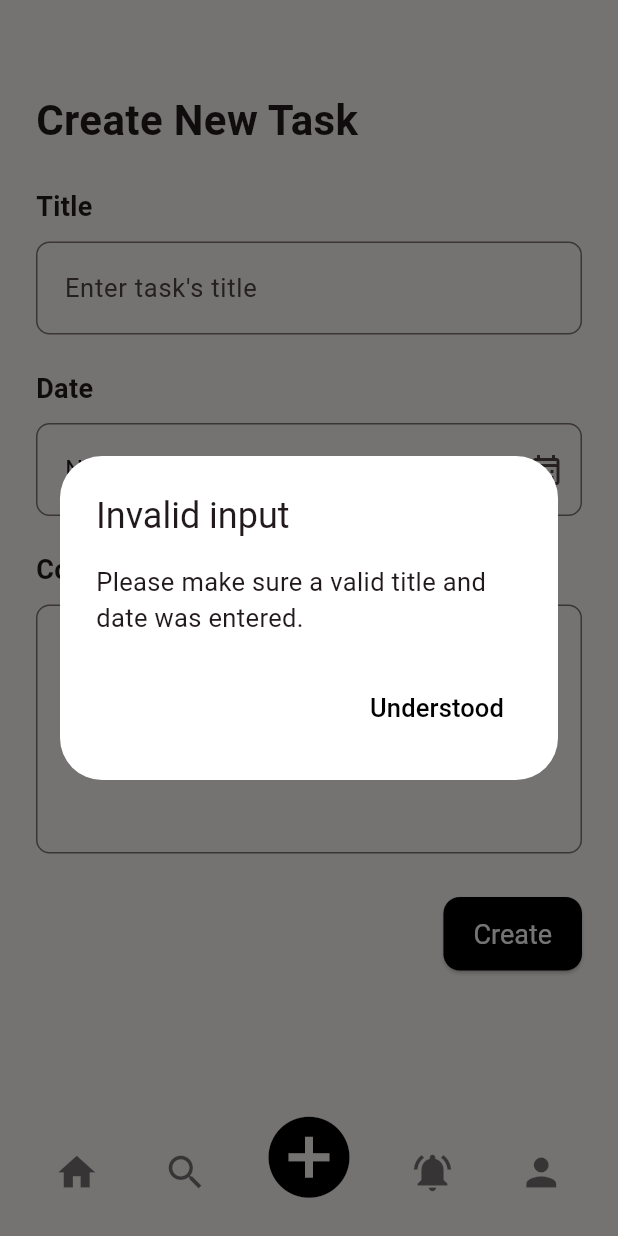
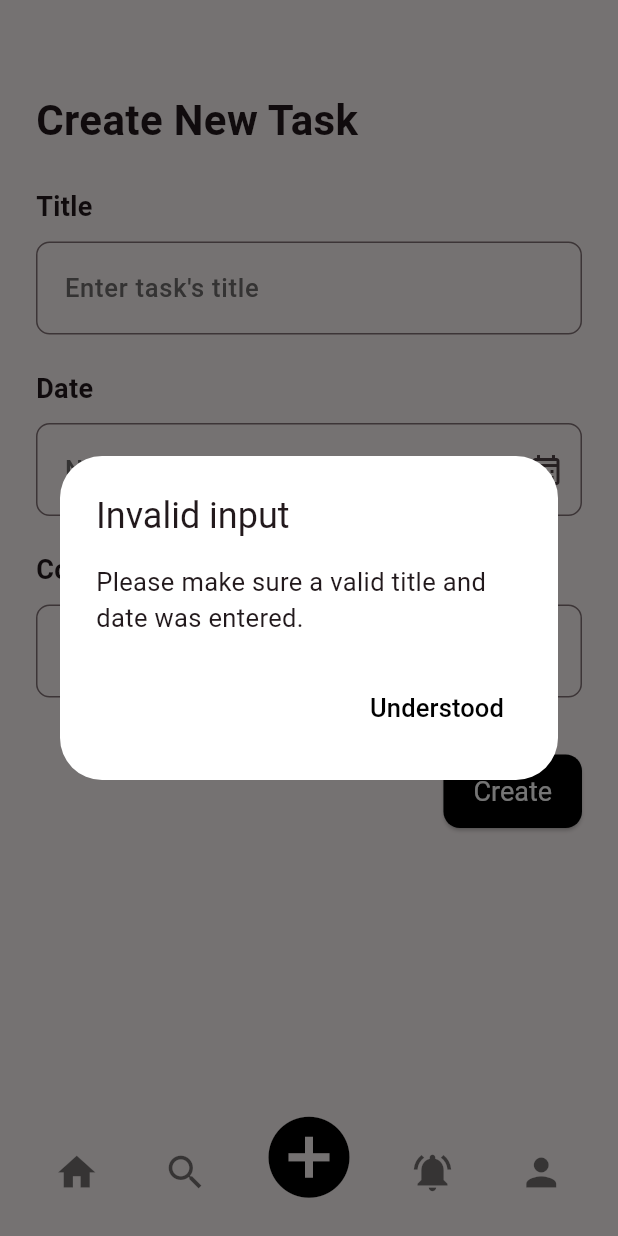
Before and after one commit to giahuy200202/Todo, a Flutter app: the screen it shows after launch, item 3 of the bottom bar chosen, after a tap on "Create", on a phone screen of 412 x 824 dp. Run offline on Flutter 3.47's test engine with Material 3 defaults, Android fonts, the phone set to English and light mode, and no system bars; our stand-ins replace flutter_riverpod.

Commit message:
handle create function

```diff
--- a/lib/screens/create_screen.dart
+++ b/lib/screens/create_screen.dart
@@ -6,6 +6,7 @@ import 'package:todo/widgets/category_widget.dart';
 import 'package:todo/screens/task_screen.dart';
 import 'package:flutter_riverpod/flutter_riverpod.dart';
 import 'package:todo/providers/tasks_provider.dart';
+import 'package:todo/models/task.dart';
 
 class CreateScreen extends ConsumerStatefulWidget {
   const CreateScreen({super.key});
@@ -119,6 +120,10 @@ class _CreateScreenState extends ConsumerState<CreateScreen> {
                       horizontal: 15,
                     ),
                     hintText: 'Enter task\'s title',
+                    hintStyle: const TextStyle(
+                      color: Color.fromARGB(255, 114, 111, 111),
+                      fontWeight: FontWeight.w500,
+                    ),
                   ),
                 ),
               ),
@@ -139,6 +144,8 @@ class _CreateScreenState extends ConsumerState<CreateScreen> {
                 child: TextField(
                   style: const TextStyle(
                     fontSize: 17,
+                    color: Color.fromARGB(255, 114, 111, 111),
+                    fontWeight: FontWeight.w500,
                   ),
                   readOnly: true,
                   controller: dateController,
@@ -174,12 +181,9 @@ class _CreateScreenState extends ConsumerState<CreateScreen> {
               ),
               const SizedBox(height: 10),
               SizedBox(
-                height: 180,
+                height: 80,
                 child: TextField(
                   controller: _contentController,
-                  keyboardType: TextInputType.multiline,
-                  minLines: 5, //Normal textInputField will be displayed
-                  maxLines: 5,
                   style: const TextStyle(
                     fontSize: 17,
                   ),
@@ -196,10 +200,14 @@ class _CreateScreenState extends ConsumerState<CreateScreen> {
                       horizontal: 15,
                     ),
                     hintText: 'Enter task\'s content',
+                    hintStyle: const TextStyle(
+                      color: Color.fromARGB(255, 114, 111, 111),
+                      fontWeight: FontWeight.w500,
+                    ),
                   ),
                 ),
               ),
-              const SizedBox(height: 15),
+              const SizedBox(height: 20),
               Align(
                 alignment: Alignment.centerRight,
                 child: ElevatedButton(
@@ -236,14 +244,42 @@ class _CreateScreenState extends ConsumerState<CreateScreen> {
                       return;
                     }
 
-                    // widget.onAddExpense(
-                    //   Expense(
-                    //     title: _titleController.text,
-                    //     amount: enteredAmount,
-                    //     date: _selectedDate!,
-                    //     category: _selectedCategory,
-                    //   ),
-                    // );
+                    ref.read(tasksProvider.notifier).createNewTask(Task(
+                          id: (tasks.length + 1).toString(),
+                          title: _titleController.text,
+                          content: _contentController.text,
+                          date: _selectedDate!,
+                          isCompleted: false,
+                        ));
+
+                    // print(tasks);
+                    showDialog(
+                      context: context,
+                      builder: (ctx) => AlertDialog(
+                        backgroundColor: Colors.white,
+                        title: const Text('Success'),
+                        content: const Text(
+                          'Create new task successfully',
+                          style: TextStyle(
+                            fontSize: 17,
+                          ),
+                        ),
+                        actions: [
+                          TextButton(
+                            onPressed: () {
+                              Navigator.pop(ctx);
+                            },
+                            child: const Text(
+                              'Ok',
+                              style: TextStyle(
+                                fontSize: 17,
+                                color: Colors.black,
+                              ),
+                            ),
+                          ),
+                        ],
+                      ),
+                    );
                   },
                   style: ElevatedButton.styleFrom(
                       backgroundColor: Colors.black, // background
```
Also changed, not shown: lib/providers/tasks_provider.dart (+2 -6 lines).
